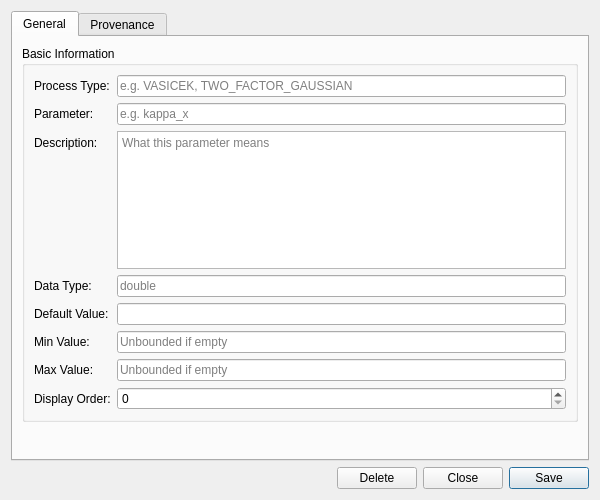
Above: projects/ores.qt/synthetic/ui/YieldCurveProcessParameterDefinitionDetailDialog.ui from OreStudio/OreStudio before the change. Below: the same form after it.
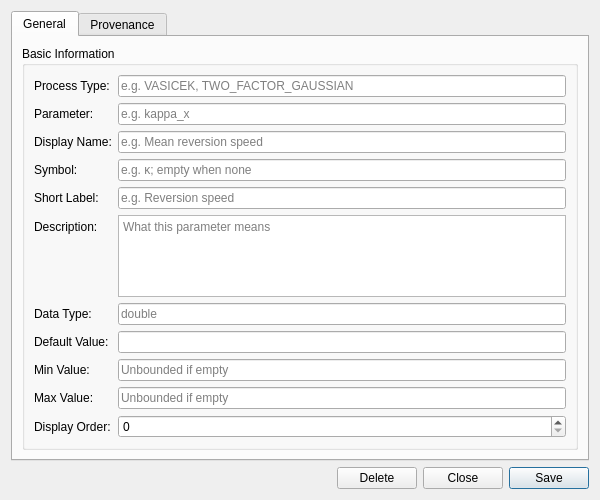
That is the form after the change. Custom widgets are drawn as their Qt base class.

Commit message:
[ores.qt] Data-driven parameter labels; 40/60 ratio and frequency fallback
The IR curve editor's process parameter rows now show data-driven labels from the definitions table: symbol plus English name in Advanced mode, short layperson labels in Simple mode, full description as tooltip. The Simple/Advanced tables hold a fixed 40/60 label/value ratio re-applied on resize, and the chart/save paths fall back to the stored frequency code when the combo has not yet populated from reference data.

Patch:
```diff
--- a/projects/ores.qt/synthetic/ui/YieldCurveProcessParameterDefinitionDetailDialog.ui
+++ b/projects/ores.qt/synthetic/ui/YieldCurveProcessParameterDefinitionDetailDialog.ui
@@ -70,13 +70,55 @@
            </widget>
           </item>
           <item row="2" column="0">
+           <widget class="QLabel" name="labelDisplayName">
+            <property name="text">
+             <string>Display Name:</string>
+            </property>
+           </widget>
+          </item>
+          <item row="2" column="1">
+           <widget class="QLineEdit" name="displayNameEdit">
+            <property name="placeholderText">
+             <string>e.g. Mean reversion speed</string>
+            </property>
+           </widget>
+          </item>
+          <item row="3" column="0">
+           <widget class="QLabel" name="labelSymbol">
+            <property name="text">
+             <string>Symbol:</string>
+            </property>
+           </widget>
+          </item>
+          <item row="3" column="1">
+           <widget class="QLineEdit" name="symbolEdit">
+            <property name="placeholderText">
+             <string>e.g. κ; empty when none</string>
+            </property>
+           </widget>
+          </item>
+          <item row="4" column="0">
+           <widget class="QLabel" name="labelShortLabel">
+            <property name="text">
+             <string>Short Label:</string>
+            </property>
+           </widget>
+          </item>
+          <item row="4" column="1">
+           <widget class="QLineEdit" name="shortLabelEdit">
+            <property name="placeholderText">
+             <string>e.g. Reversion speed</string>
+            </property>
+           </widget>
+          </item>
+          <item row="5" column="0">
            <widget class="QLabel" name="labelDescription">
             <property name="text">
              <string>Description:</string>
             </property>
            </widget>
           </item>
-          <item row="2" column="1">
+          <item row="5" column="1">
            <widget class="QPlainTextEdit" name="descriptionEdit">
             <property name="minimumSize">
              <size>
@@ -95,70 +137,70 @@
             </property>
            </widget>
           </item>
-          <item row="3" column="0">
+          <item row="6" column="0">
            <widget class="QLabel" name="labelDataType">
             <property name="text">
              <string>Data Type:</string>
             </property>
            </widget>
           </item>
-          <item row="3" column="1">
+          <item row="6" column="1">
            <widget class="QLineEdit" name="dataTypeEdit">
             <property name="placeholderText">
              <string>double</string>
             </property>
            </widget>
           </item>
-          <item row="4" column="0">
+          <item row="7" column="0">
            <widget class="QLabel" name="labelDefaultValue">
             <property name="text">
              <string>Default Value:</string>
             </property>
            </widget>
           </item>
-          <item row="4" column="1">
+          <item row="7" column="1">
            <widget class="QLineEdit" name="defaultValueEdit">
             <property name="placeholderText">
              <string></string>
             </property>
            </widget>
           </item>
-          <item row="5" column="0">
+          <item row="8" column="0">
            <widget class="QLabel" name="labelMinValue">
             <property name="text">
              <string>Min Value:</string>
             </property>
            </widget>
           </item>
-          <item row="5" column="1">
+          <item row="8" column="1">
            <widget class="QLineEdit" name="minValueEdit">
             <property name="placeholderText">
              <string>Unbounded if empty</string>
             </property>
            </widget>
           </item>
-          <item row="6" column="0">
+          <item row="9" column="0">
            <widget class="QLabel" name="labelMaxValue">
             <property name="text">
              <string>Max Value:</string>
             </property>
            </widget>
           </item>
-          <item row="6" column="1">
+          <item row="9" column="1">
            <widget class="QLineEdit" name="maxValueEdit">
             <property name="placeholderText">
              <string>Unbounded if empty</string>
             </property>
            </widget>
           </item>
-          <item row="7" column="0">
+          <item row="10" column="0">
            <widget class="QLabel" name="labelDisplayOrder">
             <property name="text">
              <string>Display Order:</string>
             </property>
            </widget>
           </item>
-          <item row="7" column="1">
+          <item row="10" column="1">
            <widget class="QSpinBox" name="displayOrderEdit">
             <property name="minimum">
              <number>0</number>
```
The commit also changes 4 other files.
